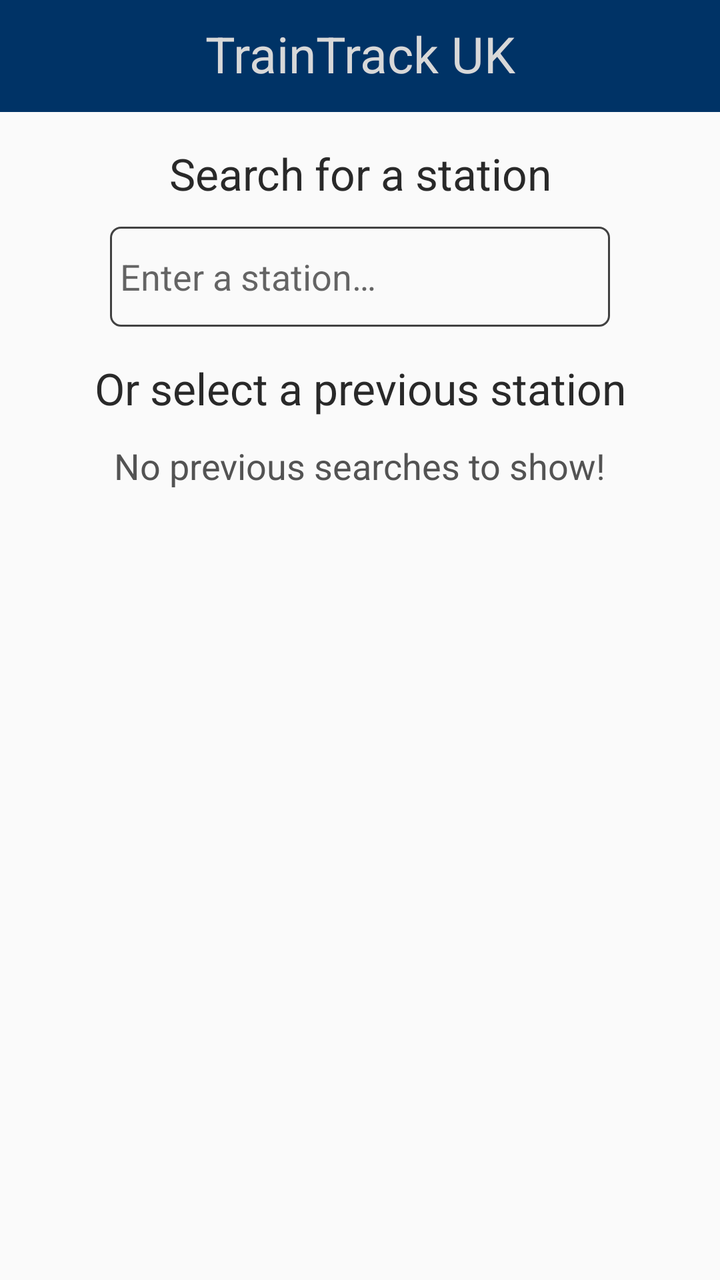
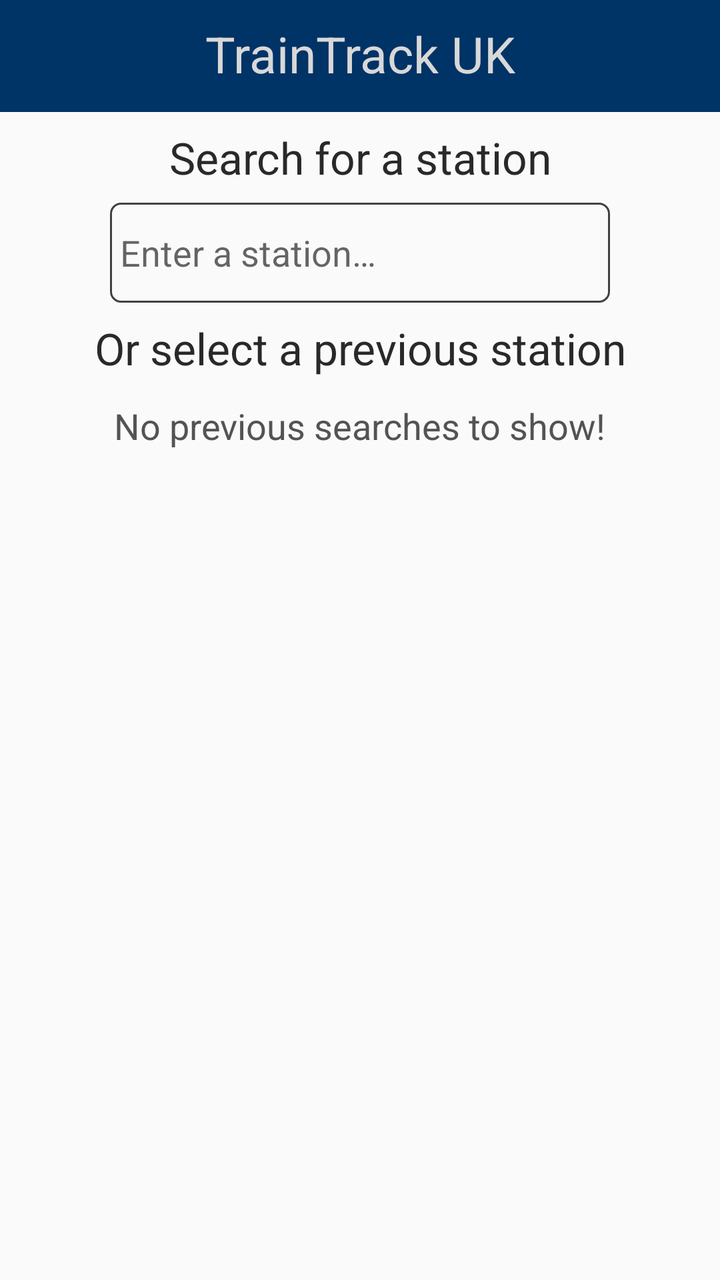

Before-and-after screenshots of an Android layout around one commit, followed by the original layout XML and the change that was made.
<!-- AndroidManifest.xml: application theme Theme.AppCompat.Light.NoActionBar -->
<!-- res/layout/activity_select_station.xml -->
<?xml version="1.0" encoding="utf-8"?>
<androidx.constraintlayout.widget.ConstraintLayout xmlns:android="http://schemas.android.com/apk/res/android"
    xmlns:app="http://schemas.android.com/apk/res-auto"
    xmlns:tools="http://schemas.android.com/tools"
    android:id="@+id/main_layout"
    android:layout_width="match_parent"
    android:layout_height="match_parent"
    tools:context=".SelectStationActivity">

    <androidx.appcompat.widget.Toolbar
        android:id="@+id/toolbar"
        android:layout_width="0dp"
        android:layout_height="56dp"
        android:background="#003366"
        android:minHeight="?attr/actionBarSize"
        android:theme="?attr/actionBarTheme"
        app:layout_constraintEnd_toEndOf="parent"
        app:layout_constraintStart_toStartOf="parent"
        app:layout_constraintTop_toTopOf="parent" />

    <TextView
        android:id="@+id/txt_app_name"
        android:layout_width="wrap_content"
        android:layout_height="wrap_content"
        android:layout_marginTop="10dp"
        android:text="@string/app_name"
        android:textColor="#D8D8D8"
        android:textSize="25sp"
        app:layout_constraintEnd_toEndOf="@+id/toolbar"
        app:layout_constraintStart_toStartOf="@+id/toolbar"
        app:layout_constraintTop_toTopOf="@+id/toolbar" />

    <TextView
        android:id="@+id/txt_select"
        android:layout_width="wrap_content"
        android:layout_height="wrap_content"
        android:layout_marginStart="57dp"
        android:layout_marginTop="16dp"
        android:layout_marginEnd="57dp"
        android:text="@string/choose_station"
        android:textColor="@color/main_text"
        android:textSize="22sp"
        app:layout_constraintEnd_toEndOf="parent"
        app:layout_constraintStart_toStartOf="parent"
        app:layout_constraintTop_toBottomOf="@+id/enter_station_autocomplete" />

    <TextView
        android:id="@+id/txt_search"
        android:layout_width="wrap_content"
        android:layout_height="wrap_content"
        android:layout_marginStart="93dp"
        android:layout_marginTop="16dp"
        android:layout_marginEnd="93dp"
        android:text="@string/search_station"
        android:textColor="@color/main_text"
        android:textSize="22sp"
        app:layout_constraintEnd_toEndOf="parent"
        app:layout_constraintHorizontal_bias="0.492"
        app:layout_constraintStart_toStartOf="parent"
        app:layout_constraintTop_toBottomOf="@+id/toolbar" />

    <AutoCompleteTextView
        android:id="@+id/enter_station_autocomplete"
        android:layout_width="0dp"
        android:layout_height="50dp"
        android:layout_marginStart="55dp"
        android:layout_marginTop="12dp"
        android:layout_marginEnd="55dp"
        android:background="@drawable/rounded_border"
        android:hint="@string/enter_station"
        android:imeOptions="actionSearch"
        android:inputType="text|textAutoComplete"
        android:paddingLeft="5dip"
        android:paddingRight="5dip"
        android:textColor="@color/secondary_text"
        app:layout_constraintEnd_toEndOf="parent"
        app:layout_constraintHorizontal_bias="1.0"
        app:layout_constraintStart_toStartOf="parent"
        app:layout_constraintTop_toBottomOf="@+id/txt_search" />

    <TextView
        android:id="@+id/txt_no_history"
        android:layout_width="wrap_content"
        android:layout_height="wrap_content"
        android:layout_marginStart="32dp"
        android:layout_marginTop="12dp"
        android:layout_marginEnd="32dp"
        android:text="@string/no_history"
        android:textColor="@color/secondary_text"
        android:textSize="18sp"
        app:layout_constraintEnd_toEndOf="parent"
        app:layout_constraintStart_toStartOf="parent"
        app:layout_constraintTop_toBottomOf="@+id/txt_select" />

    <androidx.recyclerview.widget.RecyclerView
        android:id="@+id/history_view"
        android:layout_width="0dp"
        android:layout_height="wrap_content"
        android:layout_marginStart="32dp"
        android:layout_marginTop="12dp"
        android:layout_marginEnd="32dp"
        app:layout_constraintEnd_toEndOf="parent"
        app:layout_constraintStart_toStartOf="parent"
        app:layout_constraintTop_toBottomOf="@+id/txt_select" />

</androidx.constraintlayout.widget.ConstraintLayout>
<!-- resources referenced by this layout -->
<resources>
  <color name="main_text">#FF292929</color>
  <color name="secondary_text">#535353</color>
  <!-- drawable rounded_border (drawable) -->
  <shape xmlns:android="http://schemas.android.com/apk/res/android" android:shape="rectangle" >
      <solid android:color="@android:color/transparent" />
      <stroke android:width="1dip" android:color="#414141"/>
      <corners android:radius="5dp"/>
  </shape>
  <string name="app_name">TrainTrack UK</string>
  <string name="choose_station">Or select a previous station</string>
  <string name="enter_station">Enter a station…</string>
  <string name="no_history">No previous searches to show!</string>
  <string name="search_station">Search for a station</string>
</resources>

<!-- the commit's change to res/layout/activity_select_station.xml (unified diff, before → after) -->
@@ -35,7 +35,7 @@
         android:layout_width="wrap_content"
         android:layout_height="wrap_content"
         android:layout_marginStart="57dp"
-        android:layout_marginTop="16dp"
+        android:layout_marginTop="8dp"
         android:layout_marginEnd="57dp"
         android:text="@string/choose_station"
         android:textColor="@color/main_text"
@@ -49,7 +49,7 @@
         android:layout_width="wrap_content"
         android:layout_height="wrap_content"
         android:layout_marginStart="93dp"
-        android:layout_marginTop="16dp"
+        android:layout_marginTop="8dp"
         android:layout_marginEnd="93dp"
         android:text="@string/search_station"
         android:textColor="@color/main_text"
@@ -64,7 +64,7 @@
         android:layout_width="0dp"
         android:layout_height="50dp"
         android:layout_marginStart="55dp"
-        android:layout_marginTop="12dp"
+        android:layout_marginTop="8dp"
         android:layout_marginEnd="55dp"
         android:background="@drawable/rounded_border"
         android:hint="@string/enter_station"
